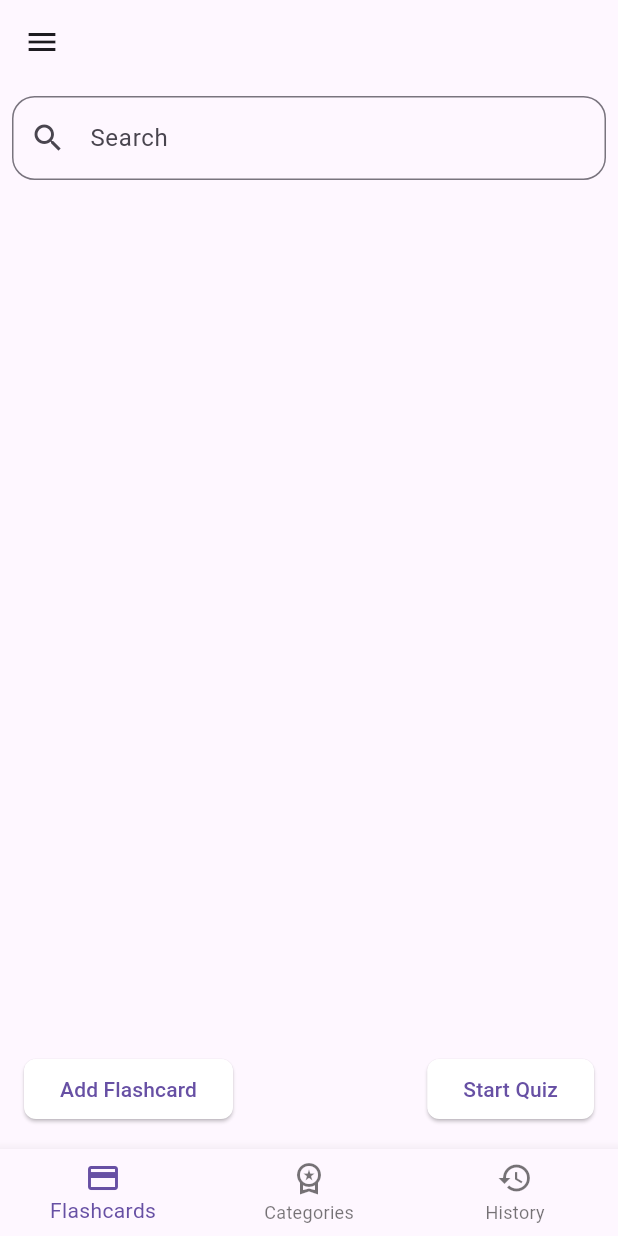
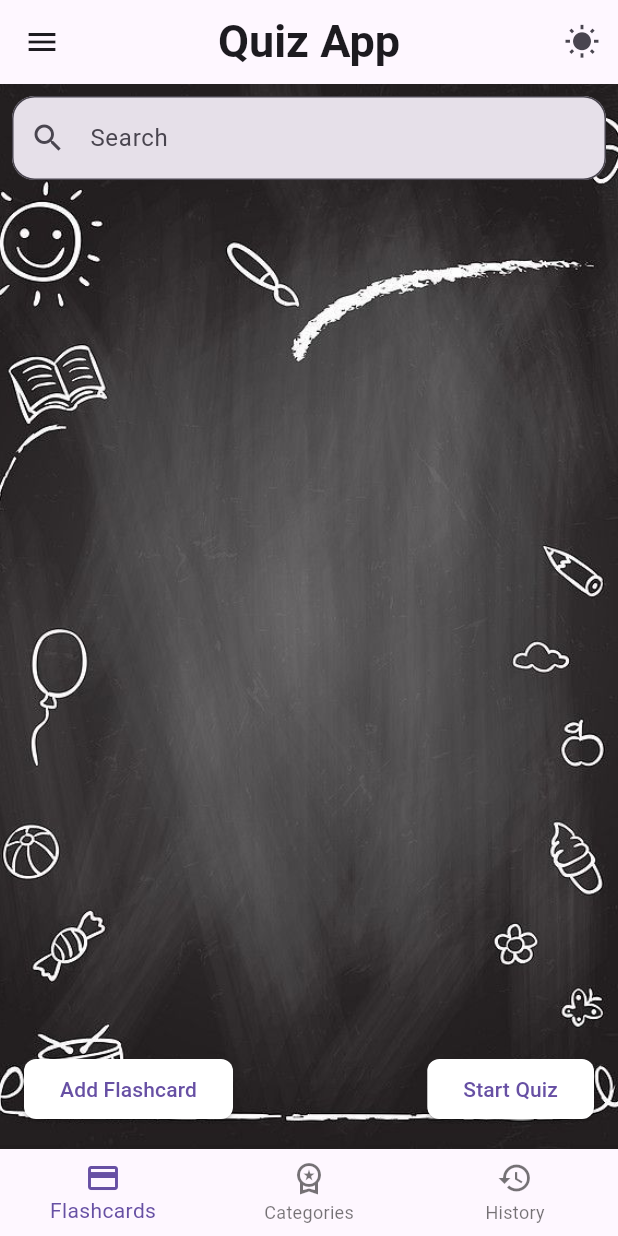
Before and after one commit to soutAhmedTayseer/CodeAlpha_Flashcard-QuizApp, a Flutter app: the screen it shows after launch, in the side drawer, after a tap on "Start Quiz", on a phone screen of 412 x 824 dp. Run offline on Flutter 3.47's test engine with Material 3 defaults, Android fonts, the phone set to English and light mode, and no system bars; our stand-ins replace animated_splash_screen, flutter_bloc, lottie, shared_preferences.

Commit message:
applying themes and background images

```diff
--- a/lib/categories_screen.dart
+++ b/lib/categories_screen.dart
@@ -22,7 +22,7 @@ class _CategoriesScreenState extends State<CategoriesScreen> {
     {'title': 'History', 'id': 23, 'image': 'assets/images/history.jpeg'},
     {'title': 'Politics', 'id': 24, 'image': 'assets/images/politics.jpeg'},
     {'title': 'Sports', 'id': 21, 'image': 'assets/images/sports.jpeg'},
-    {'title': 'Animals', 'id': 27, 'image': 'assets/images/animals'},
+    {'title': 'Animals', 'id': 27, 'image': 'assets/images/animals.jpeg'},
   ];
 
   String searchQuery = ''; // To hold the search query
@@ -36,7 +36,17 @@ class _CategoriesScreenState extends State<CategoriesScreen> {
         .toList();
 
     return Scaffold(
-      body: Column(
+      body: Stack(
+        children: [
+          // Background image
+          Positioned.fill(
+            child: Image.asset(
+              'assets/images/background home3.jpeg',
+              fit: BoxFit.cover,
+            ),
+          ),
+          // Content
+          Column(
             children: [
               Padding(
                 padding: const EdgeInsets.all(8.0),
@@ -47,6 +57,7 @@ class _CategoriesScreenState extends State<CategoriesScreen> {
                     ),
                     labelText: 'Search',
                     prefixIcon: const Icon(Icons.search),
+                    filled: true,
                   ),
                   onChanged: (value) {
                     setState(() {
@@ -118,12 +129,13 @@ class _CategoriesScreenState extends State<CategoriesScreen> {
                               ),
                             ),
                           ),
-
                         ),
                       );
                     },
                   ),
                 ),
+              ),
+            ],
           ),
         ],
       ),
@@ -173,7 +185,17 @@ class _QuestionsScreenState extends State<QuestionsScreen> {
       appBar: AppBar(
         title: Text(widget.categoryTitle),
       ),
-      body: FutureBuilder<List<Question>>(
+      body: Stack(
+        children: [
+          // Background image
+          Positioned.fill(
+            child: Image.asset(
+              'assets/images/background home3.jpeg',
+              fit: BoxFit.cover,
+            ),
+          ),
+          // Content
+          FutureBuilder<List<Question>>(
             future: _questions,
             builder: (context, snapshot) {
               if (snapshot.connectionState == ConnectionState.waiting) {
@@ -237,6 +259,8 @@ class _QuestionsScreenState extends State<QuestionsScreen> {
               );
             },
           ),
+        ],
+      ),
     );
   }
 }
--- a/lib/cubit.dart
+++ b/lib/cubit.dart
@@ -1,38 +1,30 @@
+import 'package:flutter/material.dart';
 import 'package:flutter_bloc/flutter_bloc.dart';
 import 'package:flutter_projects/states.dart';
 
 class AppCubit extends Cubit<AppStates> {
   AppCubit() : super(AppInitialState());
 
+  static AppCubit get(BuildContext context) => BlocProvider.of<AppCubit>(context);
+
+  // Index for bottom navigation
   int _currentIndex = 0;
-
   int get currentIndex => _currentIndex;
 
+  // Toggle between dark and light mode
+  bool isDark = false;
+
+  // Switch index in BottomNavigationBar
   void changeIndex(int index) {
     _currentIndex = index;
     emit(AppIndexChangedState(index));
   }
 
-  // To access the AppCubit instance from the context
-  static AppCubit get(context) => BlocProvider.of<AppCubit>(context);
-
-  // Flashcard Management
-  List<Map> flashcards = [];
-
-  void addFlashcard({required String question, required String answer}) {
-    flashcards.add({'question': question, 'answer': answer});
-    emit(AppAddFlashcardState());
+  // Toggle Theme Mode
+  void toggleTheme() {
+    isDark = !isDark;
+    emit(AppThemeChangedState());
   }
 
-  void getFlashcards() {
-    emit(AppGetFlashcardsState());
-  }
-
-  // Quiz Logic
-  int correctAnswers = 0;
-
-  void submitQuiz(List<bool> answers) {
-    correctAnswers = answers.where((answer) => answer).length;
-    emit(AppQuizCompleteState());
-  }
+  ThemeData get currentTheme => isDark ? ThemeData.dark() : ThemeData.light();
 }
--- a/lib/flashcards_screen.dart
+++ b/lib/flashcards_screen.dart
@@ -290,35 +290,6 @@ class _FlashcardsScreenState extends State<FlashcardsScreen> {
     );
   }
 
-  void _deleteAllFlashcards() {
-    showDialog(
-      context: context,
-      builder: (BuildContext context) {
-        return AlertDialog(
-          title: const Text('Delete All Flashcards'),
-          content: const Text('Are you sure you want to delete all flashcards?'),
-          actions: [
-            TextButton(
-              onPressed: () {
-                setState(() {
-                  flashcards.clear();
-                  _saveFlashcards();
-                  _updateFilteredFlashcards();
-                });
-                Navigator.of(context).pop();
-              },
-              child: const Text('Delete All'),
-            ),
-            TextButton(
-              onPressed: () => Navigator.of(context).pop(),
-              child: const Text('Cancel'),
-            ),
-          ],
-        );
-      },
-    );
-  }
-
   void _updateFilteredFlashcards() {
     setState(() {
       _filteredFlashcards = flashcards.where((card) {
@@ -331,7 +302,15 @@ class _FlashcardsScreenState extends State<FlashcardsScreen> {
   @override
   Widget build(BuildContext context) {
     return Scaffold(
-      body: Column(
+      body: Stack(
+        children: [
+          Positioned.fill(
+            child: Image.asset(
+              'assets/images/background home3.jpeg',
+              fit: BoxFit.cover,
+            ),
+          ),
+          Column(
             children: [
               Padding(
                 padding: const EdgeInsets.all(8.0),
@@ -342,6 +321,7 @@ class _FlashcardsScreenState extends State<FlashcardsScreen> {
                     ),
                     labelText: 'Search',
                     prefixIcon: const Icon(Icons.search),
+                    filled: true,
                   ),
                   onChanged: (value) {
                     setState(() {
@@ -389,7 +369,6 @@ class _FlashcardsScreenState extends State<FlashcardsScreen> {
                           title: Text(_filteredFlashcards[index]['question']!),
                           subtitle: Text(_filteredFlashcards[index]['answer']!),
                           onTap: () => _editFlashcard(index),
-                      onLongPress: () => _onCardLongPress(index),
                           tileColor: isSelected ? Colors.blueGrey[300] : Colors.transparent,
                         ),
                       ),
@@ -434,6 +413,8 @@ class _FlashcardsScreenState extends State<FlashcardsScreen> {
               ),
             ],
           ),
+        ],
+      ),
     );
   }
 
@@ -459,13 +440,5 @@ class _FlashcardsScreenState extends State<FlashcardsScreen> {
     }
   }
 
-  void _onCardLongPress(int index) {
-    setState(() {
-      if (_selectedIndices.contains(index)) {
-        _selectedIndices.remove(index);
-      } else {
-        _selectedIndices.add(index);
+
 }
-    });
-  }
-}
--- a/lib/history_screen.dart
+++ b/lib/history_screen.dart
@@ -245,8 +245,17 @@ class _ResultsScreenState extends State<HistoryScreen> {
     );
 
     return Scaffold(
-
-      body: Column(
+      body: Stack(
+        children: [
+          // Background image
+          Positioned.fill(
+            child: Image.asset(
+              'assets/images/background home3.jpeg',
+              fit: BoxFit.cover,
+            ),
+          ),
+          // Content
+          Column(
             children: [
               Padding(
                 padding: const EdgeInsets.all(8.0),
@@ -258,6 +267,7 @@ class _ResultsScreenState extends State<HistoryScreen> {
                     border: OutlineInputBorder(
                       borderRadius: BorderRadius.circular(15),
                     ),
+                    filled: true,
                   ),
                 ),
               ),
@@ -278,12 +288,6 @@ class _ResultsScreenState extends State<HistoryScreen> {
                         if (!_isSelecting) {
                           _showQuizResults(quizLabel);
                         }
-                  },
-                  onLongPress: () {
-                    setState(() {
-                      _isSelecting = true;
-                      _toggleSelection(quizLabel);
-                    });
                       },
                       child: Card(
                         shape: RoundedRectangleBorder(
@@ -309,6 +313,8 @@ class _ResultsScreenState extends State<HistoryScreen> {
                     );
                   },
                 ),
+              ),
+            ],
           ),
         ],
       ),
--- a/lib/home_layout.dart
+++ b/lib/home_layout.dart
@@ -16,26 +16,51 @@ class HomeLayout extends StatefulWidget {
 class _HomeLayoutState extends State<HomeLayout> {
   @override
   Widget build(BuildContext context) {
-    return Scaffold(
+    return BlocBuilder<AppCubit, AppStates>(
+      builder: (context, state) {
+        final appCubit = AppCubit.get(context);
+        return MaterialApp(
+          debugShowCheckedModeBanner: false,
+          theme: appCubit.currentTheme, // Use the themeData getter
+          home: Scaffold(
             appBar: AppBar(
+              title: const Text(
+                'Quiz App',
+                style: TextStyle(fontWeight: FontWeight.bold, fontSize: 30),
               ),
-      body: BlocBuilder<AppCubit, AppStates>(
-        builder: (context, state) {
-          return IndexedStack(
-            index: context.read<AppCubit>().currentIndex,
+              centerTitle: true, // Centers the title
+              actions: [
+                IconButton(
+                  icon: Icon(appCubit.isDark ? Icons.brightness_3 : Icons.wb_sunny),
+                  onPressed: () {
+                    appCubit.toggleTheme();
+                  },
+                ),
+              ],
+            ),
+            body: Stack(
+              children: [
+                Positioned.fill(
+                  child: Image.asset(
+                    'assets/images/background home.jpeg',
+                    fit: BoxFit.cover,
+                  ),
+                ),
+                IndexedStack(
+                  index: appCubit.currentIndex,
                   children: [
                     FlashcardsScreen(),
                     CategoriesScreen(),
                     const HistoryScreen(),
                   ],
-          );
-        },
+                ),
+              ],
             ),
             drawer: Drawer(
               child: ListView(
                 padding: EdgeInsets.zero,
-          children: <Widget>[
-            const DrawerHeader(
+                children: const <Widget>[
+                  DrawerHeader(
                     decoration: BoxDecoration(
                       color: Colors.orange,
                     ),
@@ -47,40 +72,12 @@ class _HomeLayoutState extends State<HomeLayout> {
                       ],
                     ),
                   ),
-            // ListTile(
-            //   leading: const Icon(Icons.account_circle),
-            //   title: const Text('Profile'),
-            //   onTap: () {
-            //     // Handle profile navigation
-            //   },
-            // ),
-            // ListTile(
-            //   leading: const Icon(Icons.notifications),
-            //   title: const Text('Notifications'),
-            //   onTap: () {
-            //     // Handle notifications navigation
-            //   },
-            // ),
-            // ListTile(
-            //   leading: const Icon(Icons.help),
-            //   title: const Text('Help'),
-            //   onTap: () {
-            //     // Handle help navigation
-            //   },
-            // ),
-            // ListTile(
-            //   leading: const Icon(Icons.info),
-            //   title: const Text('About'),
-            //   onTap: () {
-            //     // Handle about navigation
-            //   },
-            // ),
                 ],
               ),
             ),
             bottomNavigationBar: BottomNavigationBar(
-        currentIndex: context.watch<AppCubit>().currentIndex,
-        onTap: (index) => context.read<AppCubit>().changeIndex(index),
+              currentIndex: appCubit.currentIndex,
+              onTap: (index) => appCubit.changeIndex(index),
               items: const [
                 BottomNavigationBarItem(
                   icon: Icon(Icons.credit_card),
@@ -96,6 +93,9 @@ class _HomeLayoutState extends State<HomeLayout> {
                 ),
               ],
             ),
+          ),
+        );
+      },
     );
   }
 }
--- a/lib/states.dart
+++ b/lib/states.dart
@@ -12,3 +12,5 @@ class AppIndexChangedState extends AppStates {
   final int index;
   AppIndexChangedState(this.index);
 }
+
+class AppThemeChangedState extends AppStates {}
```
Also changed, not shown: lib/mcq_quiz_results_screen.dart (+12 -3 lines), lib/mcq_quiz_screen.dart (+7 -5 lines), lib/test_screen.dart (+69 -69 lines), assets/images/background home.jpeg (added), assets/images/background home2.jpeg (added), assets/images/background home3.jpeg (added), assets/images/q1.jpeg (added), assets/images/q2.jpeg (added), assets/images/q3.jpeg (added), assets/images/q4.jpeg (added), assets/images/q5.jpeg (added). Lines whose indentation alone changed are shown as unchanged.
